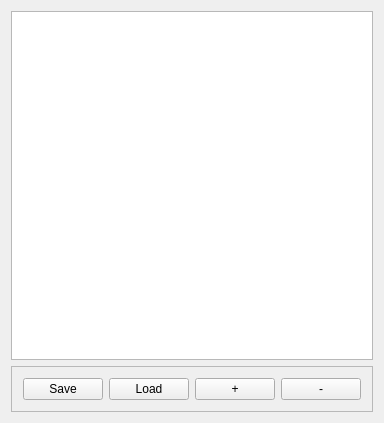
The window that src/widgets/PresetsWidget/presetswidget.ui (m-riley04/ModularSensorSystem) describes before a commit, drawn with Qt 5.
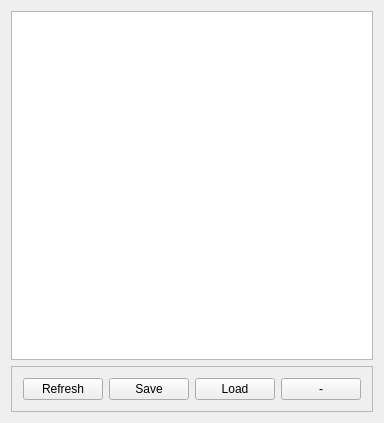
The same window after the commit.

```diff
--- a/src/widgets/PresetsWidget/presetswidget.ui
+++ b/src/widgets/PresetsWidget/presetswidget.ui
@@ -39,6 +39,13 @@
         </property>
        </spacer>
       </item>
+      <item>
+       <widget class="QPushButton" name="buttonRefresh">
+        <property name="text">
+         <string>Refresh</string>
+        </property>
+       </widget>
+      </item>
       <item>
        <widget class="QPushButton" name="buttonSave">
         <property name="text">
@@ -53,13 +60,6 @@
         </property>
        </widget>
       </item>
-      <item>
-       <widget class="QPushButton" name="buttonAdd">
-        <property name="text">
-         <string>+</string>
-        </property>
-       </widget>
-      </item>
       <item>
        <widget class="QPushButton" name="buttonRemove">
         <property name="text">
```
